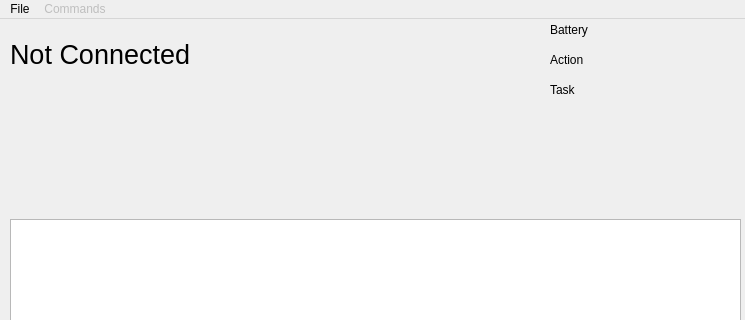
Qt form newRobotClient/mainwindow.ui (RissanenGit/RobotProject) before a commit; both pictures show x 0 to 745 and y 0 to 320 of the 745 by 493 pixel window.
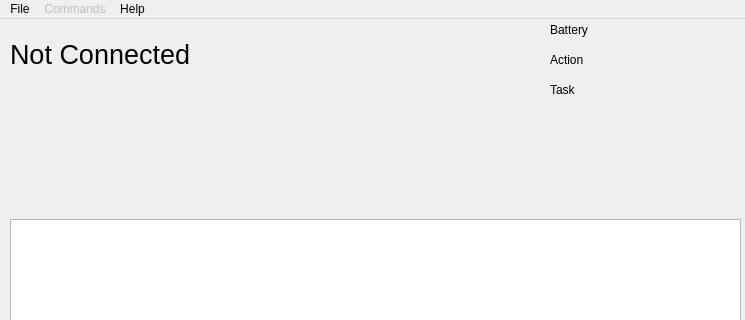
The same form after that commit.

Commit message: About and help templates added

The edit to the form file:
```diff
--- a/newRobotClient/mainwindow.ui
+++ b/newRobotClient/mainwindow.ui
@@ -149,8 +149,16 @@
     <addaction name="actionRelease"/>
     <addaction name="actionSetSpeed"/>
    </widget>
+   <widget class="QMenu" name="menuHelp">
+    <property name="title">
+     <string>Help</string>
+    </property>
+    <addaction name="actionUsage"/>
+    <addaction name="actionAbout"/>
+   </widget>
    <addaction name="menuConnect"/>
    <addaction name="menuCommand"/>
+   <addaction name="menuHelp"/>
   </widget>
   <widget class="QStatusBar" name="statusBar"/>
   <action name="actionConnect">
```
Left out of the diff: 10 changed lines with no effect on the pictures. The commit also changes 3 other files.
